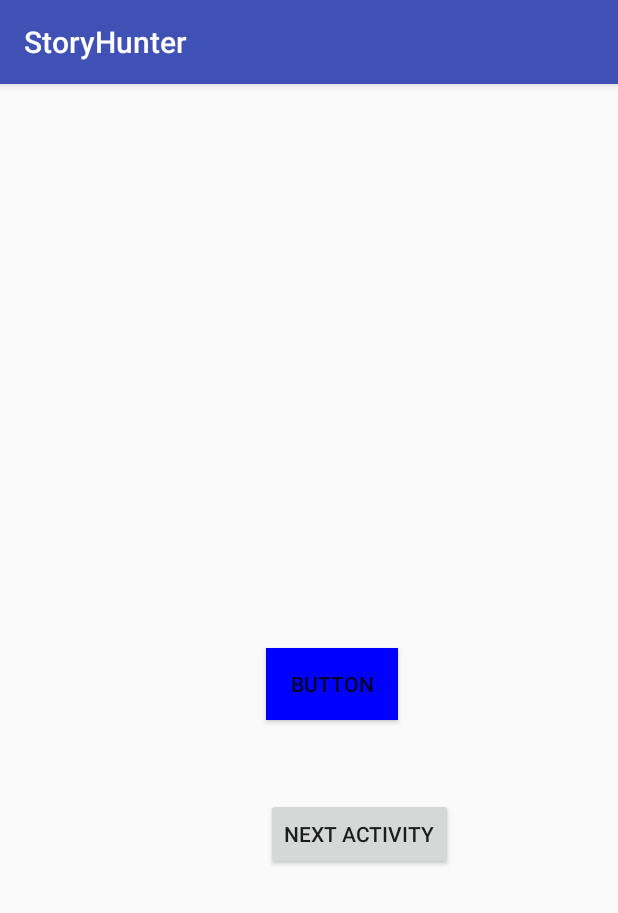
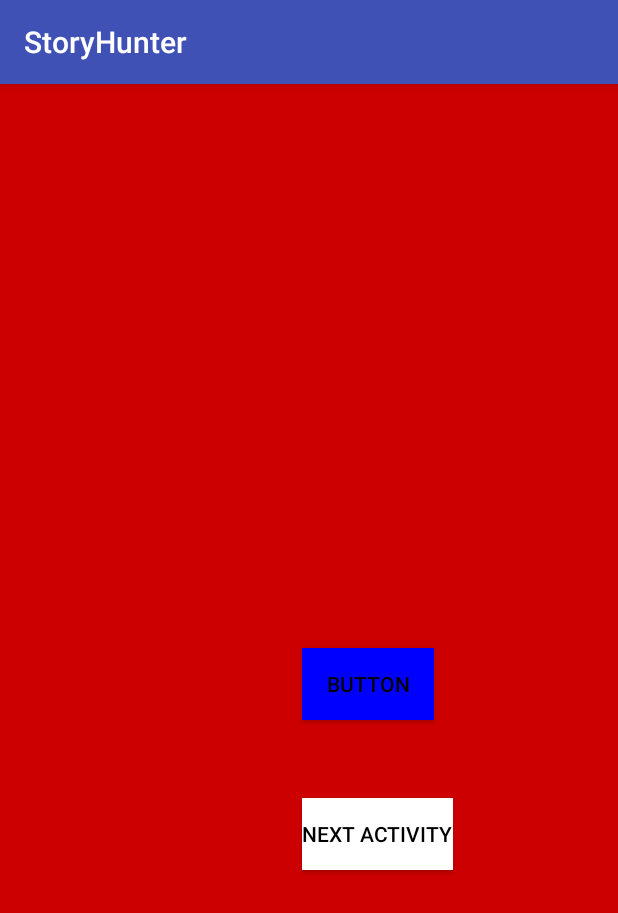
Before and after one commit to JonasKempeneers/PxlMobileDevelopment, an Android app: the screen it shows after launch (MainActivity), after a tap on "BUTTON", on a phone screen of 412 x 824 dp. Shown: the top 913 px of the screen. Run offline under Robolectric (Android 15) with nearby library versions, the phone set to English and light mode, and no system bars.

Commit message:
Refactored method changeColor in MainActivity

```diff
--- a/app/src/main/java/mobiledevelopment/pxl/be/storyhunter/MainActivity.java
+++ b/app/src/main/java/mobiledevelopment/pxl/be/storyhunter/MainActivity.java
@@ -16,28 +16,21 @@ public class MainActivity extends AppCompatActivity {
     protected void onCreate(Bundle savedInstanceState) {
         super.onCreate(savedInstanceState);
         setContentView(R.layout.activity_main);
-         colorButton = findViewById(R.id.button);
-         colorButton.setBackgroundColor(Color.WHITE);
-
-         colorButton.setOnClickListener(new View.OnClickListener() {
-
-             @Override
-             public void onClick(View v) {
-                 ColorDrawable buttonColor = (ColorDrawable) colorButton.getBackground();
-
-                 if(buttonColor.getColor() == Color.BLUE){
-                     colorButton.setBackgroundColor(Color.WHITE);
-                 } else {
-                     colorButton.setBackgroundColor(Color.BLUE);
-                 }
-
-             }
-         });
-
     }
 
     public void goToMenu(View view) {
         Intent intent = new Intent(MainActivity.this, MenuActivity.class);
         startActivity(intent);
     }
+
+    public void changeColor(View view) {
+        colorButton = findViewById(R.id.button);
+        ColorDrawable buttonColor = (ColorDrawable) colorButton.getBackground();
+
+        if(buttonColor.getColor() == Color.BLUE){
+            colorButton.setBackgroundColor(Color.WHITE);
+        } else {
+            colorButton.setBackgroundColor(Color.BLUE);
+        }
+    }
 }
--- a/app/src/main/res/layout/activity_main.xml
+++ b/app/src/main/res/layout/activity_main.xml
@@ -4,7 +4,8 @@
     xmlns:tools="http://schemas.android.com/tools"
     android:layout_width="match_parent"
     android:layout_height="match_parent"
-    tools:context=".MainActivity">
+    tools:context=".MainActivity"
+    android:background="@android:color/holo_red_dark">
 
     <Button
         android:id="@+id/button"
@@ -12,8 +13,11 @@
         android:layout_height="wrap_content"
         android:layout_marginBottom="52dp"
         android:text="Button"
+        android:onClick="changeColor"
         app:layout_constraintBottom_toTopOf="@+id/button2"
-        app:layout_constraintStart_toStartOf="@+id/button2" />
+        app:layout_constraintStart_toStartOf="@+id/button2"
+        android:background="@android:color/white"
+        android:textColor="@android:color/black" />
 
     <Button
         android:id="@+id/button2"
@@ -25,7 +29,9 @@
         android:onClick="goToMenu"
         android:text="Next activity"
         app:layout_constraintBottom_toBottomOf="parent"
-        app:layout_constraintEnd_toEndOf="parent" />
+        app:layout_constraintEnd_toEndOf="parent"
+        android:background="@android:color/white"
+        android:textColor="@android:color/black" />
 
 
 </android.support.constraint.ConstraintLayout>
```
